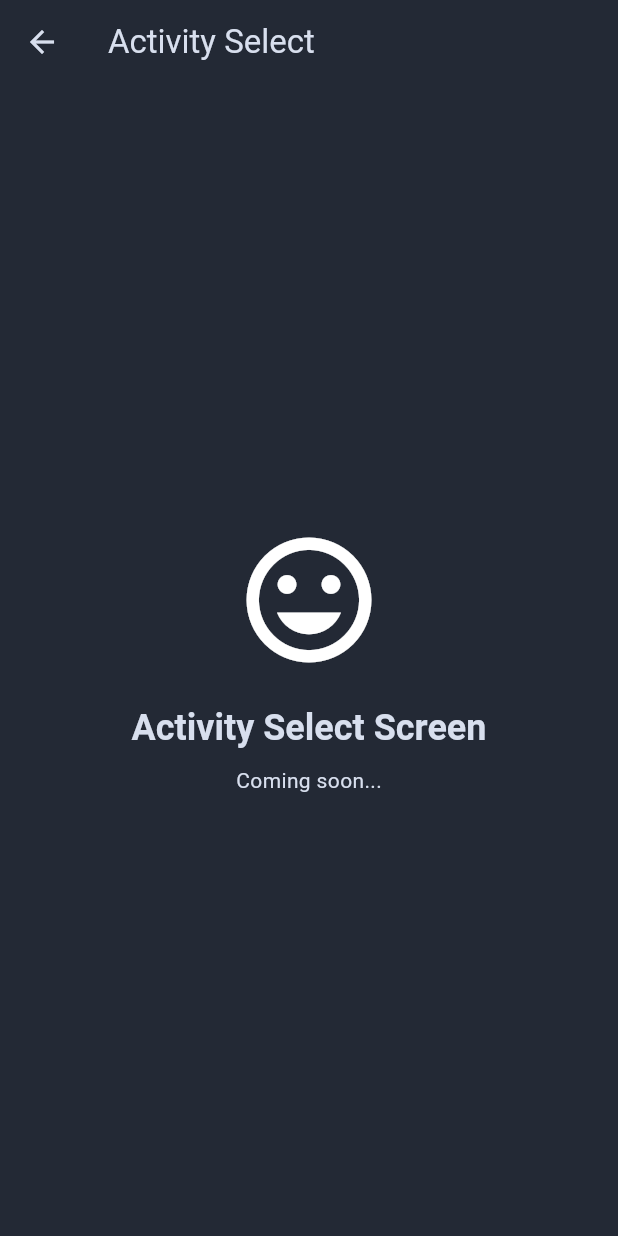
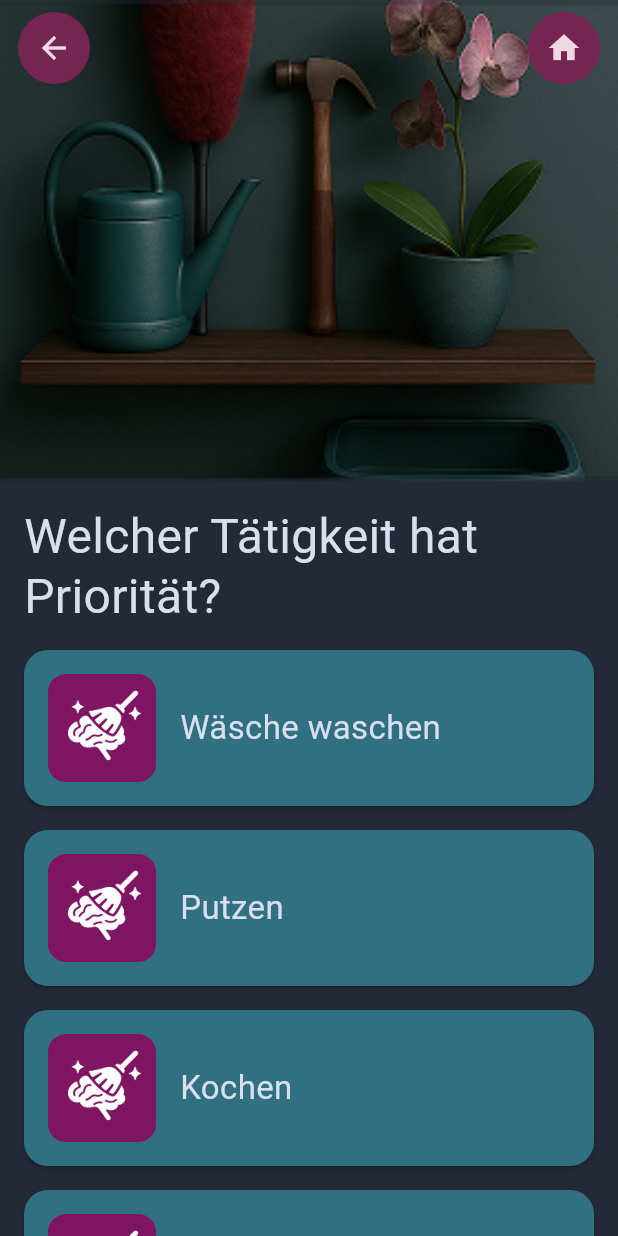
Before and after one commit to CathsDev/bd_app_v0, a Flutter app: the ActivitySelectScreen screen opened by its route, on a phone screen of 412 x 824 dp. Run offline on Flutter 3.47's test engine with Material 3 defaults, Android fonts, the phone set to English and light mode, and no system bars; our stand-ins replace firebase_auth, firebase_core, flutter_riverpod, go_router; accounts and stored records are empty.

Commit message:
feat(activity): add activity select screen and activity cards

```diff
--- a/lib/src/features/activity_select/presentation/activity_select_screen.dart
+++ b/lib/src/features/activity_select/presentation/activity_select_screen.dart
@@ -1,33 +1,62 @@
+import 'package:bd_app_v0/src/core/constants/assets.dart';
+import 'package:bd_app_v0/src/core/routing/route_names.dart';
+import 'package:bd_app_v0/src/core/theme/text_styles.dart';
+import 'package:bd_app_v0/src/features/activity_select/models/activity_model.dart';
+import 'package:bd_app_v0/src/features/activity_select/providers/activity_select_provider.dart';
+import 'package:bd_app_v0/src/shared/widgets/cards/activity_card.dart';
+import 'package:bd_app_v0/src/shared/widgets/header/header_image.dart';
 import 'package:flutter/material.dart';
+import 'package:flutter_riverpod/flutter_riverpod.dart';
 import 'package:go_router/go_router.dart';
 
-class ActivitySelectScreen extends StatelessWidget {
+class ActivitySelectScreen extends ConsumerWidget {
   const ActivitySelectScreen({super.key});
 
   @override
-  Widget build(BuildContext context) {
+  Widget build(BuildContext context, WidgetRef ref) {
+    final selectedId = ref.watch(activitySelectProvider).selectedId;
     return Scaffold(
-      appBar: AppBar(
-        title: const Text('Activity Select'),
-        leading: IconButton(
-          icon: const Icon(Icons.arrow_back),
-          onPressed: () => context.pop(),
-        ),
-      ),
-      body: Center(
-        child: Column(
-          mainAxisAlignment: MainAxisAlignment.center,
-          children: [
-            const Icon(Icons.mood, size: 100),
-            const SizedBox(height: 20),
-            Text(
-              'Activity Select Screen',
-              style: Theme.of(context).textTheme.headlineMedium,
+      body: Column(
+        mainAxisAlignment: MainAxisAlignment.center,
+        children: [
+          HeaderImage(
+            assetsPath: AssetsPath.activity,
+            showBack: true,
+            showHome: true,
+          ),
+          Semantics(
+            header: true,
+            label: 'Tätigkeit',
+            hint: 'Tätigkeit auswählen',
+            child: Container(
+              padding: const EdgeInsets.fromLTRB(16, 16, 16, 0),
+              child: Text(
+                'Welcher Tätigkeit hat Priorität?',
+                style: TextStyles.textTheme.headlineLarge,
+              ),
             ),
-            const SizedBox(height: 10),
-            const Text('Coming soon...'),
-          ],
-        ),
+          ),
+          Expanded(
+            child: ListView.separated(
+              padding: const EdgeInsets.fromLTRB(8, 8, 8, 32),
+              itemBuilder: (context, index) {
+                final activity = activities[index];
+                return ActivityCard(
+                  model: activity,
+                  selected: activity.id == selectedId,
+                  onTap: () {
+                    ref
+                        .read(activitySelectProvider.notifier)
+                        .setSelected(activity.id);
+                    context.pushNamed(AppRoutes.taskTimer);
+                  },
+                );
+              },
+              separatorBuilder: (_, _) => const SizedBox.shrink(),
+              itemCount: activities.length,
+            ),
+          ),
+        ],
       ),
     );
   }
--- /dev/null
+++ b/lib/src/shared/widgets/cards/activity_card.dart
@@ -0,0 +1,59 @@
+import 'package:bd_app_v0/src/core/theme/text_styles.dart';
+import 'package:bd_app_v0/src/features/activity_select/models/activity_model.dart';
+import 'package:flutter/material.dart';
+
+class ActivityCard extends StatelessWidget {
+  final ActivityModel model;
+  final bool selected;
+  final VoidCallback onTap;
+  const ActivityCard({
+    super.key,
+    required this.model,
+    required this.selected,
+    required this.onTap,
+  });
+
+  @override
+  Widget build(BuildContext context) {
+    final scheme = Theme.of(context).colorScheme;
+    return Card(
+      margin: EdgeInsets.all(8),
+      color: selected ? scheme.secondary : scheme.primary,
+      shape: RoundedRectangleBorder(borderRadius: BorderRadius.circular(16)),
+      clipBehavior: Clip.antiAlias,
+      child: InkWell(
+        borderRadius: BorderRadius.circular(16),
+        onTap: onTap,
+        child: Padding(
+          padding: const EdgeInsets.all(16.0),
+          child: Row(
+            crossAxisAlignment: CrossAxisAlignment.center,
+            children: [
+              ClipRRect(
+                borderRadius: BorderRadius.circular(12),
+                child: Image.asset(
+                  model.imagePath,
+                  width: 72,
+                  height: 72,
+                  fit: BoxFit.cover,
+                ),
+              ),
+              SizedBox(width: 16),
+              Expanded(
+                child: Column(
+                  crossAxisAlignment: CrossAxisAlignment.start,
+                  children: [
+                    Text(model.title, style: TextStyles.cardTitle),
+                    if (model.subtitle != null) const SizedBox(height: 8),
+                    if (model.subtitle != null)
+                      Text(model.subtitle!, style: TextStyles.cardSubtitle),
+                  ],
+                ),
+              ),
+            ],
+          ),
+        ),
+      ),
+    );
+  }
+}
```
